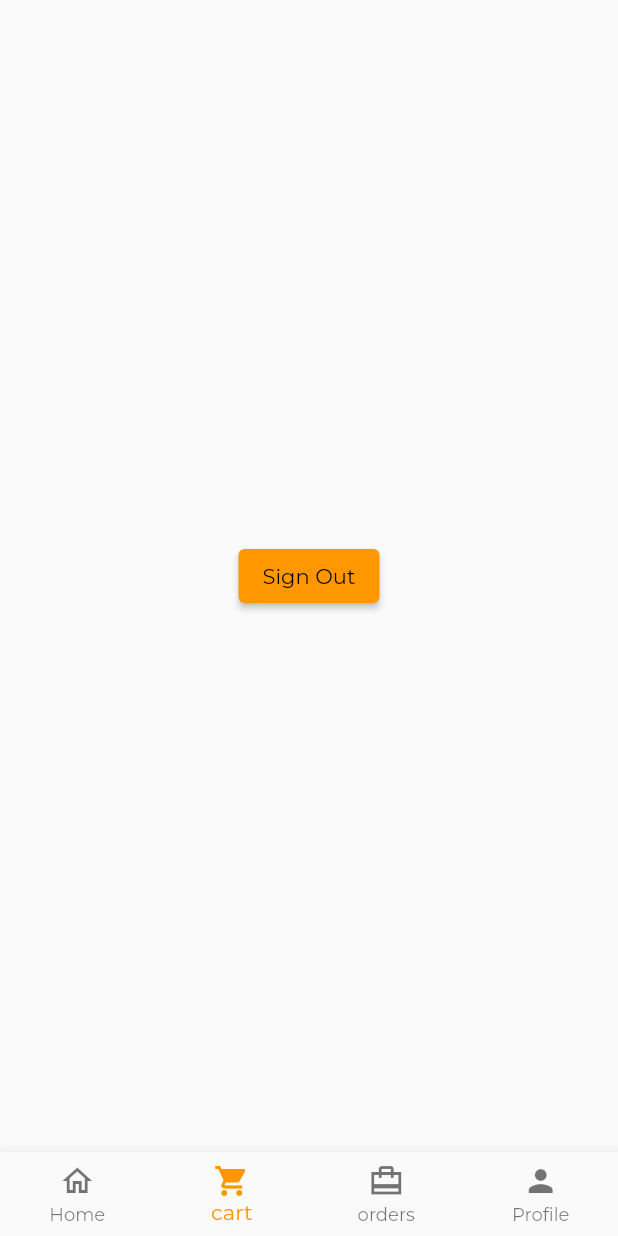
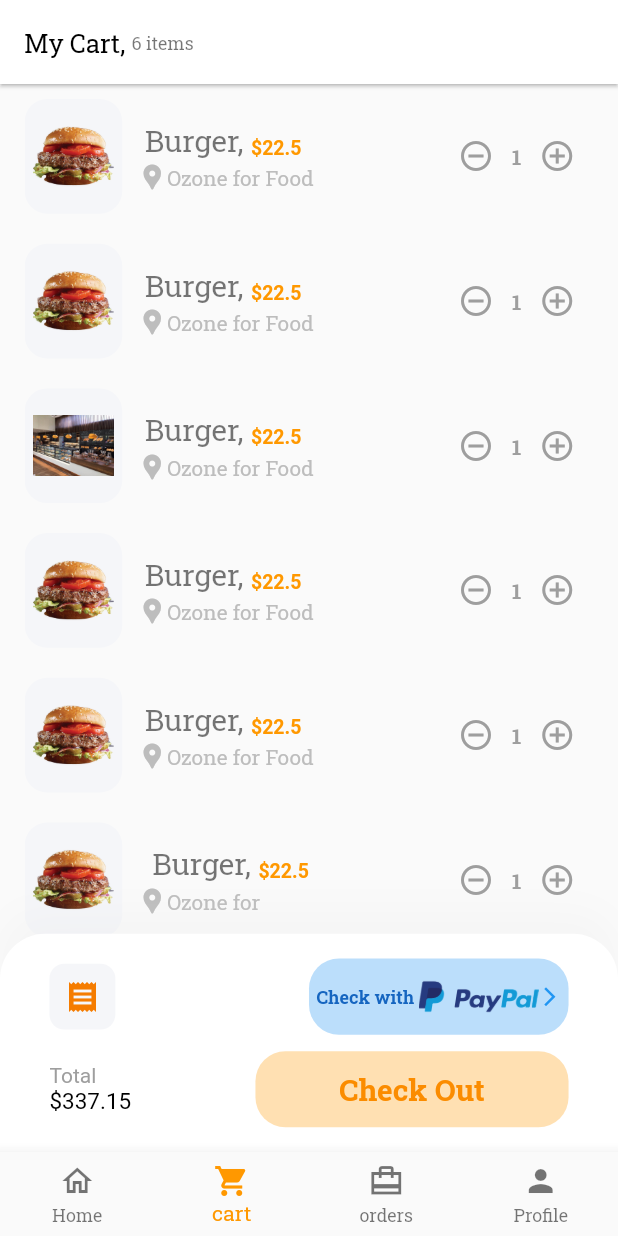
Before and after one commit to FadwaFouad/delivery_app, a Flutter app: the screen it shows once a user with an empty profile is signed in, item 2 of the bottom bar chosen, on a phone screen of 412 x 824 dp. Run offline on Flutter 3.47's test engine with Material 2 defaults, Android fonts, the phone set to English and light mode, and no system bars; our stand-ins replace cloud_firestore, firebase_auth, firebase_core, flutter_riverpod, geolocator; missing offline and left inert: google_maps_webservice; accounts and stored records are empty.

Commit message:
implement cart screen design

```diff
--- a/lib/bottom_nav.dart
+++ b/lib/bottom_nav.dart
@@ -1,6 +1,8 @@
 // ignore_for_file: prefer_const_constructors
 
+import 'package:delivery_app/screens/cart/cart_screen.dart';
 import 'package:delivery_app/screens/profile/profile_screen.dart';
+import 'package:delivery_app/size.config.dart';
 import 'package:flutter/material.dart';
 import 'screens/home/home_screen.dart';
 
@@ -16,19 +18,15 @@ class _BottomNavState extends State<BottomNav> {
 
   @override
   Widget build(BuildContext context) {
-    // initlize data
-    // int currentIndex = context.watch<NavigationProvider>().getCurrentIndex;
-    // context.read<ListProvider>().todayList();
+    SizeConfig().init(context);
 
     return Scaffold(
       body: IndexedStack(
         index: _currentIndex,
-        // ignore: prefer_const_literals_to_create_immutables
         children: [
           Homepage(),
+          CartScreen(),
           ProfileScreen(),
-          // //RestaurantScreen(),
-          // FoodScreen(),
         ],
       ),
       bottomNavigationBar: BottomNavigationBar(
--- a/lib/data/dummy_data.dart
+++ b/lib/data/dummy_data.dart
@@ -3,6 +3,27 @@ import 'package:delivery_app/data/models/restaurant.dart';
 import 'models/food.dart';
 
 List<Food> foodList = [
+  Food(
+      name: 'Burger',
+      image: 'assets/images/burger.png',
+      price: 22.5,
+      type: '1',
+      restaurant: 'Ozone for Food',
+      description: ''),
+  Food(
+      name: 'Burger',
+      image: 'assets/images/burger.png',
+      price: 22.5,
+      type: '1',
+      restaurant: 'Ozone for Food',
+      description: ''),
+  Food(
+      name: 'Burger',
+      image: 'assets/images/ozone.jpg',
+      price: 22.5,
+      type: '1',
+      restaurant: 'Ozone for Food',
+      description: ''),
   Food(
       name: 'Burger',
       image: 'assets/images/burger.png',
--- a/lib/main.dart
+++ b/lib/main.dart
@@ -32,7 +32,7 @@ class MyApp extends ConsumerWidget {
       title: 'Delivery App',
       debugShowCheckedModeBanner: false,
       theme: ThemeData(
-        fontFamily: 'Montserrat',
+        fontFamily: 'RobotoSlab',
         primarySwatch: Colors.orange,
       ),
       home: authState.when(
--- /dev/null
+++ b/lib/screens/cart/cart_screen.dart
@@ -0,0 +1,42 @@
+import 'package:flutter/material.dart';
+
+import '../../data/dummy_data.dart';
+import 'components/body.dart';
+import 'components/checkout_card.dart';
+
+class CartScreen extends StatelessWidget {
+  static String routeName = "/cart";
+
+  const CartScreen({super.key});
+  @override
+  Widget build(BuildContext context) {
+    return Scaffold(
+      appBar: buildAppBar(context),
+      body: Body(),
+      bottomNavigationBar: const CheckoutCard(),
+    );
+  }
+
+  AppBar buildAppBar(BuildContext context) {
+    return AppBar(
+      backgroundColor: Colors.white,
+      elevation: 1,
+      centerTitle: true,
+      title: Row(
+        mainAxisAlignment: MainAxisAlignment.start,
+        children: [
+          Text(
+            "My Cart, ",
+            style: TextStyle(
+              fontSize: 17,
+            ),
+          ),
+          Text(
+            "${foodList.length} items",
+            style: Theme.of(context).textTheme.bodySmall,
+          ),
+        ],
+      ),
+    );
+  }
+}
--- /dev/null
+++ b/lib/screens/cart/components/body.dart
@@ -0,0 +1,40 @@
+import 'package:flutter/material.dart';
+
+import '../../../data/dummy_data.dart';
+import '../../../size.config.dart';
+import 'cart_card.dart';
+
+class Body extends StatelessWidget {
+  const Body({super.key});
+
+  @override
+  Widget build(BuildContext context) {
+    return Padding(
+      padding:
+          EdgeInsets.symmetric(horizontal: getProportionateScreenWidth(15)),
+      child: ListView.builder(
+        itemCount: foodList.length,
+        itemBuilder: (context, index) => Padding(
+          padding: EdgeInsets.symmetric(vertical: 10),
+          child: Dismissible(
+            // give unique key for item
+            key: Key('${foodList[index].name}+${foodList[index].name}'),
+            direction: DismissDirection.endToStart,
+            onDismissed: (direction) {},
+            background: Container(
+              padding: EdgeInsets.symmetric(horizontal: 20),
+              decoration: BoxDecoration(
+                color: Color(0xFFFFE6E6),
+                borderRadius: BorderRadius.circular(15),
+              ),
+              child: Row(
+                children: [Spacer(), Icon(Icons.delete, color: Colors.red)],
+              ),
+            ),
+            child: CartCard(food: foodList[index]),
+          ),
+        ),
+      ),
+    );
+  }
+}
--- /dev/null
+++ b/lib/screens/cart/components/cart_card.dart
@@ -0,0 +1,100 @@
+import 'package:flutter/material.dart';
+
+import '../../../constants.dart' as cons;
+import '../../../data/models/food.dart';
+import '../../../size.config.dart';
+
+class CartCard extends StatelessWidget {
+  const CartCard({
+    Key? key,
+    required this.food,
+  }) : super(key: key);
+
+  final Food food;
+
+  @override
+  Widget build(BuildContext context) {
+    return Row(
+      mainAxisAlignment: MainAxisAlignment.spaceBetween,
+      children: [
+        Row(
+          children: [
+            SizedBox(
+              width: 65,
+              child: AspectRatio(
+                aspectRatio: 0.85,
+                child: Container(
+                  padding: EdgeInsets.all(getProportionateScreenWidth(5)),
+                  decoration: BoxDecoration(
+                    color: Color(0xFFF5F6F9),
+                    borderRadius: BorderRadius.circular(15),
+                  ),
+                  child: Image.asset(food.image),
+                ),
+              ),
+            ),
+            SizedBox(width: 10),
+            Column(
+              crossAxisAlignment: CrossAxisAlignment.start,
+              children: [
+                Row(
+                  crossAxisAlignment: CrossAxisAlignment.end,
+                  children: [
+                    Text(
+                      ' ${food.name}, ',
+                      style: TextStyle(color: Colors.black54, fontSize: 20),
+                      maxLines: 2,
+                    ),
+                    Text.rich(
+                      TextSpan(
+                        text: "\$${food.price}",
+                        style: TextStyle(
+                            fontSize: 13,
+                            fontWeight: FontWeight.w600,
+                            color: cons.kPrimaryColor),
+                      ),
+                    ),
+                  ],
+                ),
+                const SizedBox(height: 2),
+                Row(
+                  mainAxisAlignment: MainAxisAlignment.spaceBetween,
+                  children: <Widget>[
+                    Icon(
+                      Icons.location_pin,
+                      color: Colors.grey[400],
+                      size: 20,
+                    ),
+                    Text(
+                      food.restaurant,
+                      style: TextStyle(
+                        color: Colors.grey[400],
+                      ),
+                    ),
+                  ],
+                ),
+              ],
+            ),
+          ],
+        ),
+        Row(
+          mainAxisAlignment: MainAxisAlignment.start,
+          children: [
+            IconButton(
+                icon: Icon(Icons.remove_circle_outline_sharp),
+                color: Colors.grey,
+                onPressed: () {}),
+            Text(
+              '1',
+              style: TextStyle(color: Colors.grey, fontWeight: FontWeight.bold),
+            ),
+            IconButton(
+                icon: Icon(Icons.add_circle_outline),
+                color: Colors.grey,
+                onPressed: () {}),
+          ],
+        ),
+      ],
+    );
+  }
+}
--- /dev/null
+++ b/lib/screens/cart/components/checkout_card.dart
@@ -0,0 +1,120 @@
+import 'package:flutter/material.dart';
+import '../../../constants.dart';
+import '../../../size.config.dart';
+import 'default_button.dart';
+
+class CheckoutCard extends StatelessWidget {
+  const CheckoutCard({
+    Key? key,
+  }) : super(key: key);
+
+  @override
+  Widget build(BuildContext context) {
+    return Container(
+      padding: EdgeInsets.symmetric(
+        vertical: getProportionateScreenWidth(15),
+        horizontal: getProportionateScreenWidth(30),
+      ),
+      // height: 174,
+      decoration: BoxDecoration(
+        color: Colors.white,
+        borderRadius: BorderRadius.only(
+          topLeft: Radius.circular(30),
+          topRight: Radius.circular(30),
+        ),
+        boxShadow: [
+          BoxShadow(
+            offset: Offset(0, -15),
+            blurRadius: 20,
+            color: Color(0xFFDADADA).withOpacity(0.15),
+          )
+        ],
+      ),
+      child: SafeArea(
+        child: Column(
+          mainAxisSize: MainAxisSize.min,
+          crossAxisAlignment: CrossAxisAlignment.start,
+          children: [
+            Row(
+              children: [
+                Container(
+                  padding: EdgeInsets.all(5),
+                  //method
+                  height: getProportionateScreenWidth(40),
+                  width: getProportionateScreenWidth(40),
+                  decoration: BoxDecoration(
+                    color: Color(0xFFF5F6F9),
+                    borderRadius: BorderRadius.circular(10),
+                  ),
+                  child: Center(
+                      child: Icon(
+                    Icons.receipt,
+                    color: kPrimaryColor.shade700,
+                  )),
+                ),
+                Spacer(),
+                Container(
+                  padding: EdgeInsets.all(5),
+                  height: getProportionateScreenHeight(50),
+                  decoration: BoxDecoration(
+                    borderRadius: BorderRadius.circular(20),
+                    shape: BoxShape.rectangle,
+                    color: Colors.blue.shade100,
+                  ),
+                  child: InkWell(
+                    onTap: () {},
+                    child: Row(
+                      children: [
+                        Text("Check with ",
+                            style: TextStyle(
+                                fontSize: 12,
+                                fontWeight: FontWeight.bold,
+                                color: Colors.blue.shade800)),
+                        Image.asset(
+                          'assets/images/paypal.png',
+                          width: 80,
+                          height: 50,
+                          fit: BoxFit.cover,
+                        ),
+                        Icon(
+                          color: Colors.blue,
+                          Icons.arrow_forward_ios,
+                          size: 15,
+                        ),
+                      ],
+                    ),
+                  ),
+                )
+              ],
+            ),
+            SizedBox(height: getProportionateScreenWidth(10)),
+            Row(
+              mainAxisAlignment: MainAxisAlignment.spaceBetween,
+              children: [
+                Text.rich(
+                  TextSpan(
+                    text: "Total\n",
+                    style: TextStyle(color: Colors.grey),
+                    children: [
+                      TextSpan(
+                        text: "\$337.15",
+                        style: TextStyle(fontSize: 15, color: Colors.black),
+                      ),
+                    ],
+                  ),
+                ),
+                SizedBox(
+                  width: getProportionateScreenWidth(190),
+                  child: DefaultButton(
+                    text: "Check Out",
+                    press: () {},
+                  ),
+                ),
+              ],
+            ),
+          ],
+        ),
+      ),
+    );
+  }
+}
--- /dev/null
+++ b/lib/screens/cart/components/default_button.dart
@@ -0,0 +1,38 @@
+import 'package:flutter/material.dart';
+
+import '../../../constants.dart';
+import '../../../size.config.dart';
+
+class DefaultButton extends StatelessWidget {
+  const DefaultButton({
+    Key? key,
+    this.text,
+    this.press,
+  }) : super(key: key);
+  final String? text;
+  final Function? press;
+
+  @override
+  Widget build(BuildContext context) {
+    return SizedBox(
+      width: double.infinity,
+      height: getProportionateScreenHeight(50),
+      child: TextButton(
+        style: TextButton.styleFrom(
+          shape: RoundedRectangleBorder(
+            borderRadius: BorderRadius.circular(20),
+          ),
+          backgroundColor: kPrimaryColor.shade100,
+        ),
+        onPressed: press as void Function()?,
+        child: Text(
+          text!,
+          style: TextStyle(
+              fontSize: getProportionateScreenWidth(18),
+              color: kPrimaryColor.shade600,
+              fontWeight: FontWeight.bold),
+        ),
+      ),
+    );
+  }
+}
--- /dev/null
+++ b/lib/screens/cart/components/text.dart
@@ -0,0 +1,99 @@
+import 'package:flutter/material.dart';
+
+import '../../../constants.dart' as cons;
+import '../../../data/models/food.dart';
+import '../../../size.config.dart';
+
+class CartCard extends StatelessWidget {
+  const CartCard({
+    Key? key,
+    required this.food,
+  }) : super(key: key);
+
+  final Food food;
+
+  @override
+  Widget build(BuildContext context) {
+    return Row(
+      mainAxisAlignment: MainAxisAlignment.spaceBetween,
+      children: [
+        Row(
+          children: [
+            SizedBox(
+              width: 65,
+              child: AspectRatio(
+                aspectRatio: 0.85,
+                child: Container(
+                  padding: EdgeInsets.all(getProportionateScreenWidth(5)),
+                  decoration: BoxDecoration(
+                    color: Color(0xFFF5F6F9),
+                    borderRadius: BorderRadius.circular(15),
+                  ),
+                  child: Image.asset(food.image),
+                ),
+              ),
+            ),
+            SizedBox(width: 10),
+            Column(
+              crossAxisAlignment: CrossAxisAlignment.start,
+              children: [
+                Row(
+                  children: [
+                    Text(
+                      food.name,
+                      style: TextStyle(color: Colors.black54, fontSize: 20),
+                      maxLines: 2,
+                    ),
+                    Text.rich(
+                      TextSpan(
+                        text: ", \$${food.price}",
+                        style: TextStyle(
+                            fontSize: 13,
+                            fontWeight: FontWeight.w600,
+                            color: cons.kPrimaryColor),
+                      ),
+                    ),
+                  ],
+                ),
+                const SizedBox(height: 2),
+                Row(
+                  mainAxisAlignment: MainAxisAlignment.spaceBetween,
+                  children: <Widget>[
+                    Icon(
+                      Icons.location_pin,
+                      color: Colors.grey[400],
+                      size: 20,
+                    ),
+                    Text(
+                      food.restaurant,
+                      style: TextStyle(
+                        color: Colors.grey[400],
+                      ),
+                    ),
+                  ],
+                ),
+              ],
+            ),
+          ],
+        ),
+        Row(
+          mainAxisAlignment: MainAxisAlignment.start,
+          children: [
+            IconButton(
+                icon: Icon(Icons.remove_circle_outline_sharp),
+                color: Colors.grey,
+                onPressed: () {}),
+            Text(
+              '1',
+              style: TextStyle(color: Colors.grey, fontWeight: FontWeight.bold),
+            ),
+            IconButton(
+                icon: Icon(Icons.add_circle_outline),
+                color: Colors.grey,
+                onPressed: () {}),
+          ],
+        ),
+      ],
+    );
+  }
+}
--- a/lib/screens/home/components/food/item_image.dart
+++ b/lib/screens/home/components/food/item_image.dart
@@ -15,7 +15,7 @@ class ItemImage extends StatelessWidget {
         width: double.infinity,
         fit: BoxFit.contain,
         errorBuilder: (context, error, stackTrace) {
-          return Image.asset('assets/images/default_image.png');
+          return Image.asset('assets/images/loading_icon.gif');
         },
       ),
     );
--- a/lib/screens/home/components/home/restaurant_item.dart
+++ b/lib/screens/home/components/home/restaurant_item.dart
@@ -37,7 +37,7 @@ class RestaurantItem extends StatelessWidget {
                 height: MediaQuery.of(context).size.height * 0.2,
                 fit: BoxFit.cover,
                 errorBuilder: (context, error, stackTrace) {
-                  return Image.asset('assets/images/default_image.png');
+                  return Image.asset('assets/images/loading_icon.gif');
                 },
               ),
               borderRadius: BorderRadius.circular(15.0),
--- a/lib/screens/home/home_screen.dart
+++ b/lib/screens/home/home_screen.dart
@@ -70,7 +70,7 @@ class _HomepageState extends State<Homepage> {
                   style: TextStyle(
                       fontWeight: FontWeight.bold,
                       fontSize: 15,
-                      color: Colors.grey)),
+                      color: Colors.black54)),
             ),
             SizedBox(height: 5),
             // list of retaurants
@@ -78,7 +78,11 @@ class _HomepageState extends State<Homepage> {
                 child: _isLoading
                     ? Center(child: CircularProgressIndicator())
                     : !_isLoading && restaurantData.length == 0
-                        ? Center(child: Text('get restaurants around you!'))
+                        ? Center(
+                            child: Text(
+                            'get restaurants around you!',
+                            style: TextStyle(color: Colors.grey),
+                          ))
                         : ListView.builder(
                             itemCount: restaurantData.length,
                             itemBuilder: (ctx, index) {
--- a/lib/screens/home/restaurants_screen.dart
+++ b/lib/screens/home/restaurants_screen.dart
@@ -65,8 +65,10 @@ class RestaurantScreen extends ConsumerWidget {
                         .toList();
                     return foodList.isEmpty
                         ? const Center(
-                            child: Text('no menu available',
-                                style: TextStyle(fontSize: 17)))
+                            child: Text(
+                            'no menu available',
+                            style: TextStyle(fontSize: 17, color: Colors.grey),
+                          ))
                         : GridView(
                             gridDelegate:
                                 SliverGridDelegateWithFixedCrossAxisCount(
```
Also changed, not shown: pubspec.yaml (+6 -1 lines), assets/fonts/RobotoSlab-Bold.ttf (added), assets/fonts/RobotoSlab-Regular.ttf (added), assets/images/loading_icon.gif (added), assets/images/paypal.png (added), lib/size.config.dart (added), pubspec.lock.
